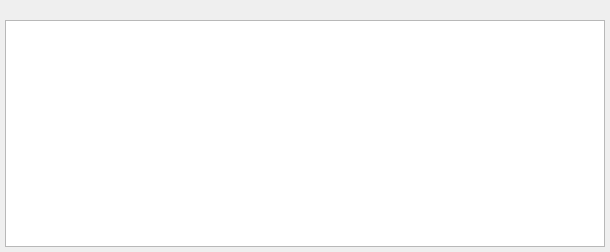
Old version of the form src/QSview/resources/running_plan.ui in the repository BCDA-APS/QSview.
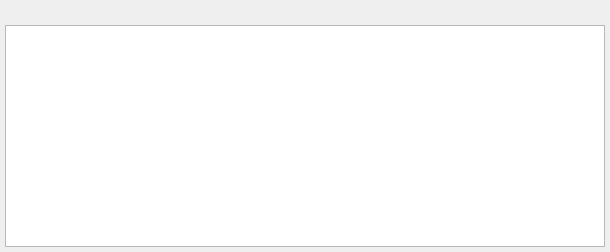
New version of the form.

Commit message: Adjust ui file for Linux compatibility

Diff of the .ui file:
```diff
--- a/src/QSview/resources/running_plan.ui
+++ b/src/QSview/resources/running_plan.ui
@@ -24,7 +24,7 @@
     <number>5</number>
    </property>
    <property name="topMargin">
-    <number>20</number>
+    <number>25</number>
    </property>
    <property name="rightMargin">
     <number>5</number>
```
The commit also changes 1 other file.
